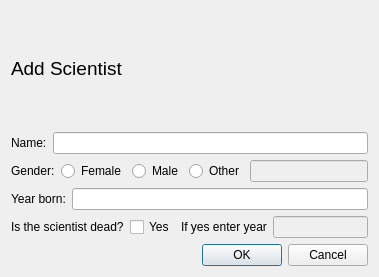
This is vln-vika3/vln3/addscientistdialog.ui in hoddiingi/vln1-2016 as Qt 5 draws it before an edit. The edited form follows.
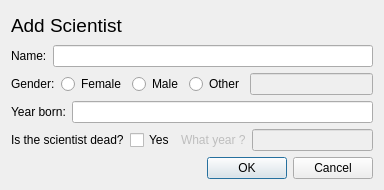
This is the edited form.

Commit message: add sci breytt lítilsháttar

```diff
--- a/vln-vika3/vln3/addscientistdialog.ui
+++ b/vln-vika3/vln3/addscientistdialog.ui
@@ -6,8 +6,8 @@
    <rect>
     <x>0</x>
     <y>0</y>
-    <width>379</width>
-    <height>277</height>
+    <width>384</width>
+    <height>190</height>
    </rect>
   </property>
   <property name="windowTitle">
@@ -115,9 +115,12 @@
         </widget>
        </item>
        <item>
-        <widget class="QLabel" name="label_5">
+        <widget class="QLabel" name="whatYearDeadText">
+         <property name="enabled">
+          <bool>false</bool>
+         </property>
          <property name="text">
-          <string>If yes enter year</string>
+          <string>What year ?</string>
          </property>
         </widget>
        </item>
```
The commit also changes 2 other files.
